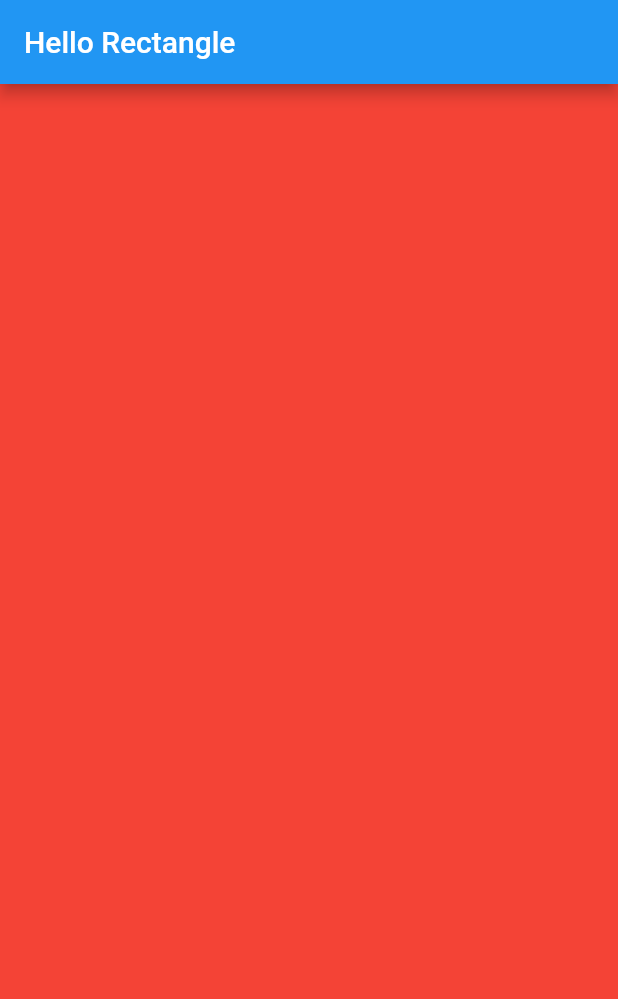
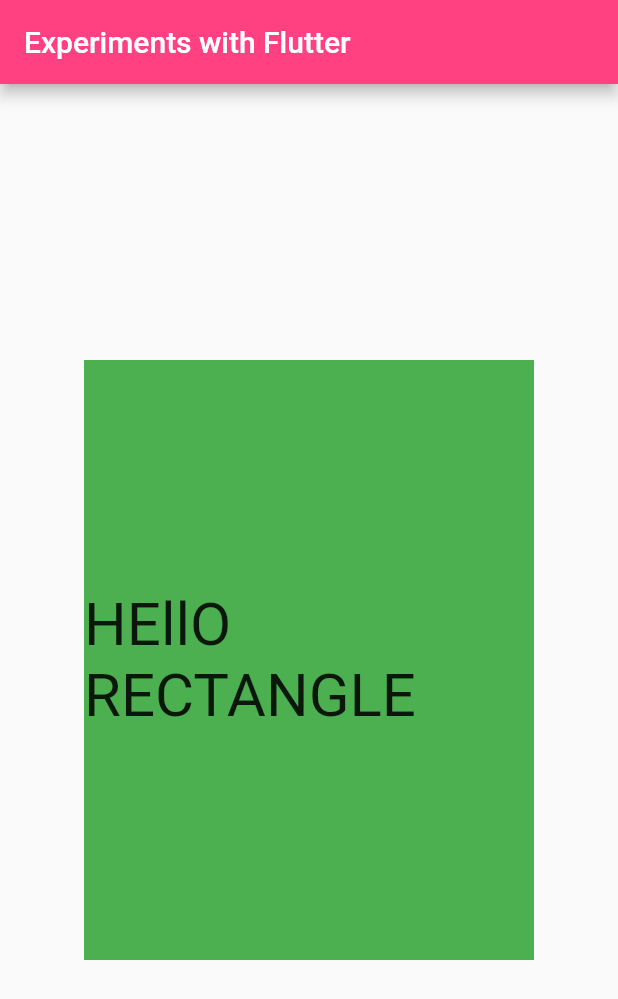
Before and after one commit to as3eem/Flutter-Projects, a Flutter app: the screen it shows after launch, on a phone screen of 412 x 824 dp. Shown: the top 999 px of the screen. Run offline on Flutter 3.47's test engine with Material 2 defaults, Android fonts, the phone set to English and light mode, and no system bars.

Commit message:
Basic learning experiments in flutter

```diff
--- a/hello_rectangle/lib/main.dart
+++ b/hello_rectangle/lib/main.dart
@@ -1,4 +1,22 @@
 import 'package:flutter/material.dart';
+
+class HelloRectangle extends StatelessWidget{
+  @override
+  Widget build(BuildContext context) {
+    // TODO: implement build
+    return new Center(
+      child: Container(
+        color: Colors.green,
+        height: 400.0,
+        width: 300.0,
+        child: new Center(
+          child: Text('HEllO RECTANGLE',style: TextStyle(fontSize: 40.0),
+          ),
+        ),
+    ),
+    );
+  }
+}
 
 void main() {
   runApp(
@@ -6,11 +24,10 @@ void main() {
       debugShowCheckedModeBanner: false,
       home: Scaffold(
         appBar: AppBar(
-          title: Text('Hello Rectangle'),
+          backgroundColor: Colors.pinkAccent   ,
+          title: Text('Experiments with Flutter'),
         ),
-          body: Container(
-          color: Colors.red,
-        ),
+          body: HelloRectangle(),
       ),
     ),
   );
```
Also changed, not shown: stateless_widgets/lib/main.dart (deleted, +0 -109 lines), stateless_widgets/pubspec.yaml (deleted, +0 -57 lines), stateless_widgets/pubspec.lock (deleted), 65 other files.
